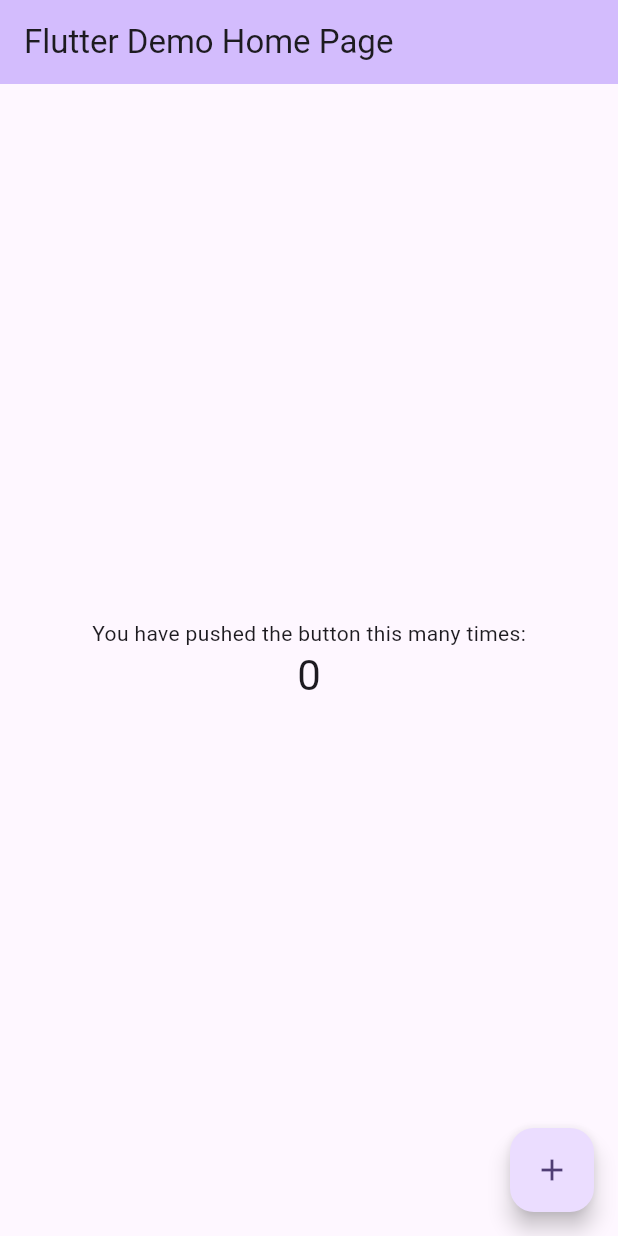
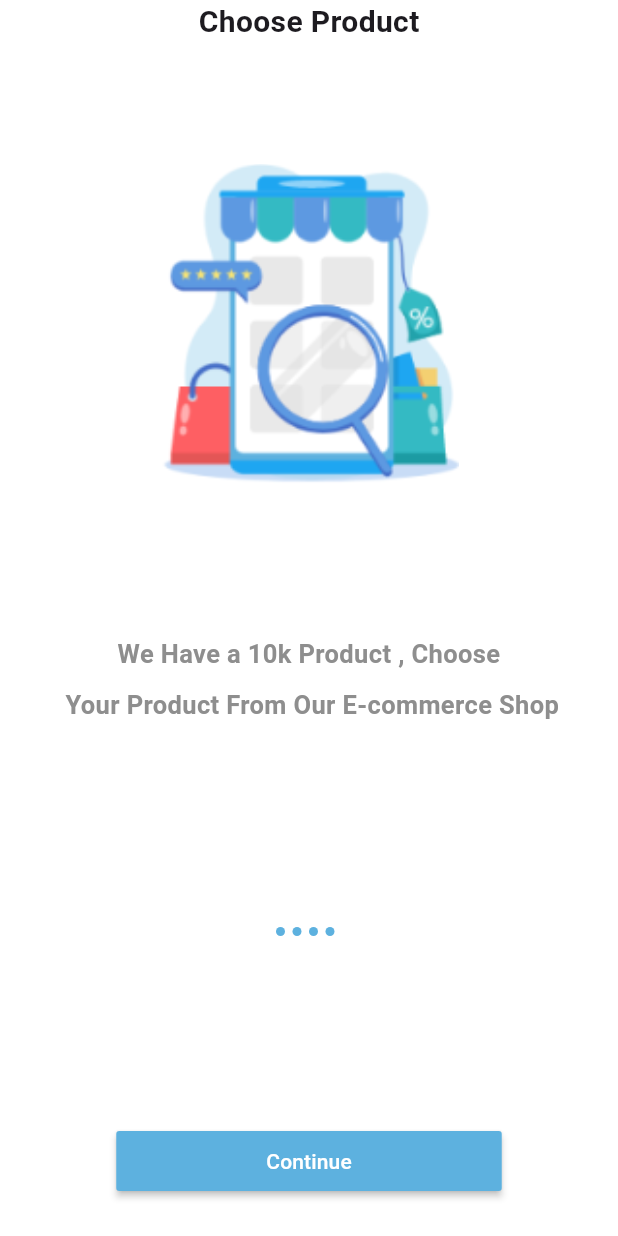
Before and after one commit to assemabudeif/ecommerce, a Flutter app: the screen it shows after launch, on a phone screen of 412 x 824 dp. Run offline on Flutter 3.47's test engine with Material 3 defaults, Android fonts, the phone set to English and light mode, and no system bars; our stand-ins replace equatable.

Commit message:
Update dependencies and add assets and fonts

```diff
--- /dev/null
+++ b/lib/core/constant/colors.dart
@@ -0,0 +1,6 @@
+import 'package:flutter/material.dart';
+
+class AppColor {
+  static const Color grey = Color(0xff8e8e8e);
+  static const Color primaryColor = Color(0xff5DB1DF);
+}
--- /dev/null
+++ b/lib/core/constant/imageassets.dart
@@ -0,0 +1,8 @@
+class AppImageAsset {
+  static const _basePath = 'assets/images/';
+
+  static const onBoardingImageOne = '${_basePath}onboardingone.PNG';
+  static const onBoardingImageTwo = '${_basePath}onboardingtwo.PNG';
+  static const onBoardingImageThree = '${_basePath}onboardingthree.PNG';
+  static const onBoardingImageFour = '${_basePath}onboardingfour.PNG';
+}
--- /dev/null
+++ b/lib/data/datasource/static/static.dart
@@ -0,0 +1,29 @@
+import 'package:ecommerce/core/constant/imageassets.dart';
+import 'package:ecommerce/data/model/onboarding_model.dart';
+
+List<OnBoardingModel> onBoardingList = [
+  const OnBoardingModel(
+    title: "Choose Product",
+    body:
+        "We Have a 10k Product , Choose \n Your Product From Our E-commerce Shop",
+    image: AppImageAsset.onBoardingImageOne,
+  ),
+  const OnBoardingModel(
+    title: "Easy And Safe Paymnet",
+    body:
+        "We Have a 100k Product , Choose \n Your Product From Our E-commerce Shop",
+    image: AppImageAsset.onBoardingImageTwo,
+  ),
+  const OnBoardingModel(
+    title: "Track Your Order",
+    body:
+        "We Have a 10k Product , Choose \n Your Product From Our E-commerce Shop",
+    image: AppImageAsset.onBoardingImageThree,
+  ),
+  const OnBoardingModel(
+    title: "Fast Delivery",
+    body:
+        "We Have a 10k Product , Choose \n Your Product From Our E-commerce Shop",
+    image: AppImageAsset.onBoardingImageFour,
+  ),
+];
--- /dev/null
+++ b/lib/data/model/onboarding_model.dart
@@ -0,0 +1,20 @@
+import 'package:equatable/equatable.dart';
+
+class OnBoardingModel extends Equatable {
+  final String title;
+  final String body;
+  final String image;
+
+  const OnBoardingModel({
+    required this.title,
+    required this.body,
+    required this.image,
+  });
+
+  @override
+  List<Object?> get props => [
+        title,
+        body,
+        image,
+      ];
+}
--- a/lib/main.dart
+++ b/lib/main.dart
@@ -1,4 +1,6 @@
 import 'package:flutter/material.dart';
+
+import 'view/screens/onboarding_screen.dart';
 
 void main() {
   runApp(const MyApp());
@@ -7,119 +9,15 @@
 class MyApp extends StatelessWidget {
   const MyApp({super.key});
 
-  // This widget is the root of your application.
   @override
   Widget build(BuildContext context) {
     return MaterialApp(
       title: 'Flutter Demo',
       theme: ThemeData(
-        // This is the theme of your application.
-        //
-        // TRY THIS: Try running your application with "flutter run". You'll see
-        // the application has a purple toolbar. Then, without quitting the app,
-        // try changing the seedColor in the colorScheme below to Colors.green
-        // and then invoke "hot reload" (save your changes or press the "hot
-        // reload" button in a Flutter-supported IDE, or press "r" if you used
-        // the command line to start the app).
-        //
-        // Notice that the counter didn't reset back to zero; the application
-        // state is not lost during the reload. To reset the state, use hot
-        // restart instead.
-        //
-        // This works for code too, not just values: Most code changes can be
-        // tested with just a hot reload.
         colorScheme: ColorScheme.fromSeed(seedColor: Colors.deepPurple),
         useMaterial3: true,
       ),
-      home: const MyHomePage(title: 'Flutter Demo Home Page'),
+      home: const OnBoardingScreen(),
     );
   }
 }
-
-class MyHomePage extends StatefulWidget {
-  const MyHomePage({super.key, required this.title});
-
-  // This widget is the home page of your application. It is stateful, meaning
-  // that it has a State object (defined below) that contains fields that affect
-  // how it looks.
-
-  // This class is the configuration for the state. It holds the values (in this
-  // case the title) provided by the parent (in this case the App widget) and
-  // used by the build method of the State. Fields in a Widget subclass are
-  // always marked "final".
-
-  final String title;
-
-  @override
-  State<MyHomePage> createState() => _MyHomePageState();
-}
-
-class _MyHomePageState extends State<MyHomePage> {
-  int _counter = 0;
-
-  void _incrementCounter() {
-    setState(() {
-      // This call to setState tells the Flutter framework that something has
-      // changed in this State, which causes it to rerun the build method below
-      // so that the display can reflect the updated values. If we changed
-      // _counter without calling setState(), then the build method would not be
-      // called again, and so nothing would appear to happen.
-      _counter++;
-    });
-  }
-
-  @override
-  Widget build(BuildContext context) {
-    // This method is rerun every time setState is called, for instance as done
-    // by the _incrementCounter method above.
-    //
-    // The Flutter framework has been optimized to make rerunning build methods
-    // fast, so that you can just rebuild anything that needs updating rather
-    // than having to individually change instances of widgets.
-    return Scaffold(
-      appBar: AppBar(
-        // TRY THIS: Try changing the color here to a specific color (to
-        // Colors.amber, perhaps?) and trigger a hot reload to see the AppBar
-        // change color while the other colors stay the same.
-        backgroundColor: Theme.of(context).colorScheme.inversePrimary,
-        // Here we take the value from the MyHomePage object that was created by
-        // the App.build method, and use it to set our appbar title.
-        title: Text(widget.title),
-      ),
-      body: Center(
-        // Center is a layout widget. It takes a single child and positions it
-        // in the middle of the parent.
-        child: Column(
-          // Column is also a layout widget. It takes a list of children and
-          // arranges them vertically. By default, it sizes itself to fit its
-          // children horizontally, and tries to be as tall as its parent.
-          //
-          // Column has various properties to control how it sizes itself and
-          // how it positions its children. Here we use mainAxisAlignment to
-          // center the children vertically; the main axis here is the vertical
-          // axis because Columns are vertical (the cross axis would be
-          // horizontal).
-          //
-          // TRY THIS: Invoke "debug painting" (choose the "Toggle Debug Paint"
-          // action in the IDE, or press "p" in the console), to see the
-          // wireframe for each widget.
-          mainAxisAlignment: MainAxisAlignment.center,
-          children: <Widget>[
-            const Text(
-              'You have pushed the button this many times:',
-            ),
-            Text(
-              '$_counter',
-              style: Theme.of(context).textTheme.headlineMedium,
-            ),
-          ],
-        ),
-      ),
-      floatingActionButton: FloatingActionButton(
-        onPressed: _incrementCounter,
-        tooltip: 'Increment',
-        child: const Icon(Icons.add),
-      ), // This trailing comma makes auto-formatting nicer for build methods.
-    );
-  }
-}
--- /dev/null
+++ b/lib/view/screens/onboarding_screen.dart
@@ -0,0 +1,35 @@
+import 'package:ecommerce/view/widgets/onboarding/custom_button.dart';
+import 'package:ecommerce/view/widgets/onboarding/custom_slider.dart';
+import 'package:ecommerce/view/widgets/onboarding/dotcontroller.dart';
+import 'package:flutter/material.dart';
+
+class OnBoardingScreen extends StatelessWidget {
+  const OnBoardingScreen({super.key});
+
+  @override
+  Widget build(BuildContext context) {
+    return const Scaffold(
+      backgroundColor: Colors.white,
+      body: SafeArea(
+        child: Column(
+          children: [
+            Expanded(
+              flex: 3,
+              child: CustomSliderOnBoarding(),
+            ),
+            Expanded(
+              flex: 1,
+              child: Column(
+                children: [
+                  CustomDotControllerOnBoarding(),
+                  Spacer(flex: 2),
+                  CustomButtonOnBoarding()
+                ],
+              ),
+            ),
+          ],
+        ),
+      ),
+    );
+  }
+}
--- /dev/null
+++ b/lib/view/widgets/onboarding/custom_button.dart
@@ -0,0 +1,20 @@
+import 'package:ecommerce/core/constant/colors.dart';
+import 'package:flutter/material.dart';
+
+class CustomButtonOnBoarding extends StatelessWidget {
+  const CustomButtonOnBoarding({super.key});
+
+  @override
+  Widget build(BuildContext context) {
+    return Container(
+      margin: const EdgeInsets.only(bottom: 30),
+      height: 40,
+      child: MaterialButton(
+          padding: const EdgeInsets.symmetric(horizontal: 100, vertical: 0),
+          textColor: Colors.white,
+          onPressed: () {},
+          color: AppColor.primaryColor,
+          child: const Text("Continue")),
+    );
+  }
+}
--- /dev/null
+++ b/lib/view/widgets/onboarding/custom_slider.dart
@@ -0,0 +1,42 @@
+import 'package:ecommerce/core/constant/colors.dart';
+import 'package:ecommerce/data/datasource/static/static.dart';
+import 'package:flutter/material.dart';
+
+class CustomSliderOnBoarding extends StatelessWidget {
+  const CustomSliderOnBoarding({super.key});
+
+  @override
+  Widget build(BuildContext context) {
+    return PageView.builder(
+      itemCount: onBoardingList.length,
+      itemBuilder: (context, i) => Column(
+        children: [
+          Text(onBoardingList[i].title,
+              style:
+                  const TextStyle(fontWeight: FontWeight.bold, fontSize: 20)),
+          const SizedBox(height: 80),
+          Image.asset(
+            onBoardingList[i].image,
+            width: 200,
+            height: 230,
+            fit: BoxFit.fill,
+          ),
+          const SizedBox(height: 80),
+          Container(
+            width: double.infinity,
+            alignment: Alignment.center,
+            child: Text(
+              onBoardingList[i].body,
+              textAlign: TextAlign.center,
+              style: const TextStyle(
+                  height: 2,
+                  color: AppColor.grey,
+                  fontWeight: FontWeight.bold,
+                  fontSize: 17),
+            ),
+          ),
+        ],
+      ),
+    );
+  }
+}
--- /dev/null
+++ b/lib/view/widgets/onboarding/dotcontroller.dart
@@ -0,0 +1,28 @@
+import 'package:ecommerce/core/constant/colors.dart';
+import 'package:ecommerce/data/datasource/static/static.dart';
+import 'package:flutter/material.dart';
+
+class CustomDotControllerOnBoarding extends StatelessWidget {
+  const CustomDotControllerOnBoarding({super.key});
+
+  @override
+  Widget build(BuildContext context) {
+    return Row(
+      mainAxisAlignment: MainAxisAlignment.center,
+      children: [
+        ...List.generate(
+          onBoardingList.length,
+          (index) => AnimatedContainer(
+            margin: const EdgeInsets.only(right: 5),
+            duration: const Duration(milliseconds: 900),
+            width: 6,
+            height: 6,
+            decoration: BoxDecoration(
+                color: AppColor.primaryColor,
+                borderRadius: BorderRadius.circular(10)),
+          ),
+        ),
+      ],
+    );
+  }
+}
```
Also changed, not shown: pubspec.yaml (+21 -0 lines), assets/fonts/Cairo/Cairo-Black.ttf (added), assets/fonts/Cairo/Cairo-Bold.ttf (added), assets/fonts/Cairo/Cairo-ExtraLight.ttf (added), assets/fonts/Cairo/Cairo-Light.ttf (added), assets/fonts/Cairo/Cairo-Regular.ttf (added), assets/fonts/Cairo/Cairo-SemiBold.ttf (added), assets/images/onboardingfour.PNG (added), assets/images/onboardingone.PNG (added), assets/images/onboardingthree.PNG (added), assets/images/onboardingtwo.PNG (added), pubspec.lock, 2 other files.
